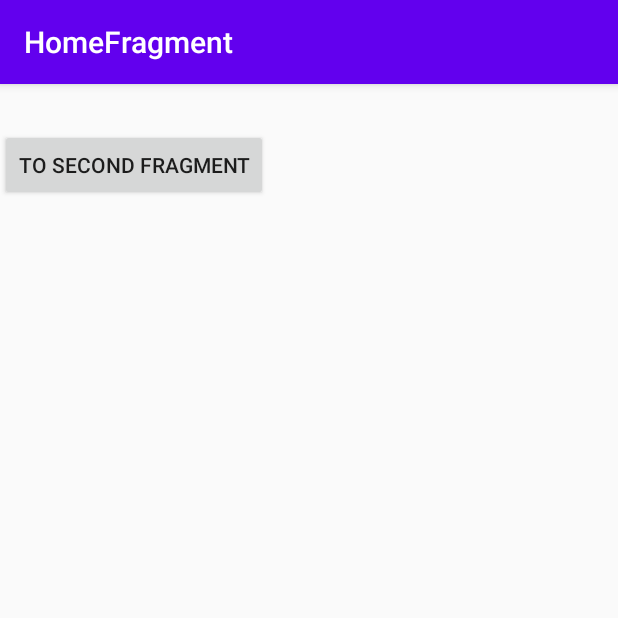
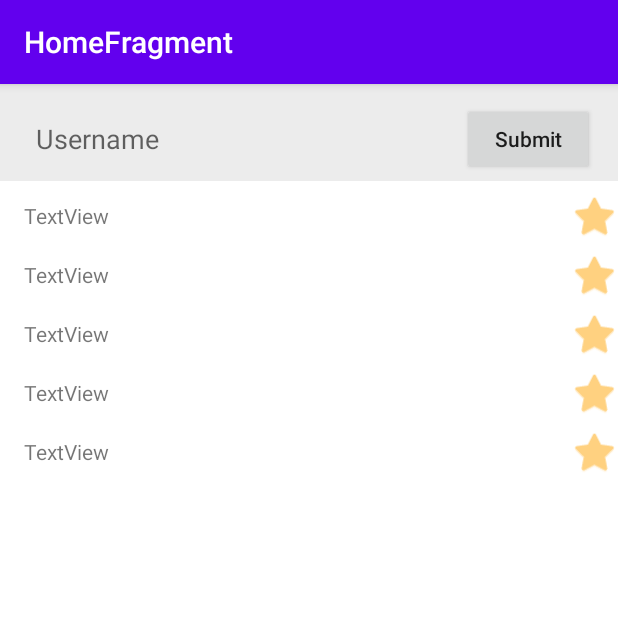
Before and after one commit to Mrtckr008/GithubRepoList, an Android app: the screen it shows after launch (MainActivity), on a phone screen of 412 x 824 dp, the top half of it. Run offline under Robolectric (Android 15) with nearby library versions, the phone set to English and light mode, and no system bars; our stand-ins replace RxJava, data binding, navigation-ui.

Commit message:
* Retrofit and RxJava installed. * User repo's recyclerView adapter created.

```diff
--- a/app/src/main/AndroidManifest.xml
+++ b/app/src/main/AndroidManifest.xml
@@ -1,6 +1,10 @@
 <?xml version="1.0" encoding="utf-8"?>
 <manifest xmlns:android="http://schemas.android.com/apk/res/android"
     package="com.example.githubrepolist">
+
+    <uses-permission android:name="android.permission.INTERNET">
+
+    </uses-permission>
 
     <application
         android:allowBackup="true"
@@ -9,7 +13,7 @@
         android:roundIcon="@mipmap/ic_launcher_round"
         android:supportsRtl="true"
         android:theme="@style/AppTheme">
-        <activity android:name=".MainActivity">
+        <activity android:name=".View.MainActivity">
             <intent-filter>
                 <action android:name="android.intent.action.MAIN" />
 
--- /dev/null
+++ b/app/src/main/java/com/example/githubrepolist/Adapter/UsersRepoAdapter.kt
@@ -0,0 +1,31 @@
+package com.example.githubrepolist.Adapter
+
+import android.view.LayoutInflater
+import android.view.View
+import android.view.ViewGroup
+import androidx.recyclerview.widget.RecyclerView
+import com.example.githubrepolist.Model.UserRepo
+import com.example.githubrepolist.R
+
+class UsersRepoAdapter(var usersRepoList:ArrayList<UserRepo>) : RecyclerView.Adapter<UsersRepoAdapter.FeedViewHolder>() {
+    override fun onCreateViewHolder(parent: ViewGroup, viewType: Int): FeedViewHolder {
+        val view = LayoutInflater.from(parent.
+            context).inflate(R.layout.repo_item_list,parent,false)
+        return FeedViewHolder(view)
+    }
+    override fun getItemCount(): Int {
+        return 5
+    }
+
+    override fun onBindViewHolder(holder: FeedViewHolder, position: Int) {
+
+    }
+
+    fun updateUsersRepoList(newRepoList:List<UserRepo>){
+        usersRepoList.clear()
+        usersRepoList.addAll(newRepoList)
+        notifyDataSetChanged()
+    }
+
+    class FeedViewHolder(itemView: View): RecyclerView.ViewHolder(itemView)
+}
--- /dev/null
+++ b/app/src/main/java/com/example/githubrepolist/Service/UserRepoAPIService.kt
@@ -0,0 +1,24 @@
+package com.example.githubrepolist.Service
+
+import com.example.githubrepolist.Model.UserRepo
+import io.reactivex.Single
+import retrofit2.Retrofit
+import retrofit2.adapter.rxjava2.RxJava2CallAdapterFactory
+import retrofit2.converter.gson.GsonConverterFactory
+
+class UserRepoAPIService {
+    companion object{
+        var dynamicUrl="mrtckr008"
+    }
+    var appApiBaseUrl="https://api.github.com/"
+    private val api=Retrofit.Builder()
+        .baseUrl(appApiBaseUrl)
+        .addConverterFactory(GsonConverterFactory.create())
+        .addCallAdapterFactory(RxJava2CallAdapterFactory.create())
+        .build()
+        .create(UserRepoApi::class.java)
+
+    fun getData():Single<List<UserRepo>>{
+        return api.getUsersRepo(dynamicUrl)
+    }
+}
--- /dev/null
+++ b/app/src/main/java/com/example/githubrepolist/Service/UserRepoApi.kt
@@ -0,0 +1,11 @@
+package com.example.githubrepolist.Service
+
+import com.example.githubrepolist.Model.UserRepo
+import io.reactivex.Single
+import retrofit2.http.GET
+import retrofit2.http.Path
+
+interface UserRepoApi {
+    @GET("users/{user}/repos")
+    fun getUsersRepo(@Path(value = "user", encoded = true) userId:String): Single<List<UserRepo>>
+}
--- a/app/src/main/java/com/example/githubrepolist/View/HomeFragment.kt
+++ b/app/src/main/java/com/example/githubrepolist/View/HomeFragment.kt
@@ -5,13 +5,24 @@ import androidx.fragment.app.Fragment
 import android.view.LayoutInflater
 import android.view.View
 import android.view.ViewGroup
+import android.widget.Button
+import android.widget.EditText
+import androidx.lifecycle.ViewModelProvider
+import androidx.lifecycle.ViewModelProviders
 import androidx.navigation.Navigation
+import androidx.recyclerview.widget.LinearLayoutManager
+import androidx.recyclerview.widget.RecyclerView
+import com.example.githubrepolist.Adapter.UsersRepoAdapter
 
 import com.example.githubrepolist.R
+import com.example.githubrepolist.ViewModel.UserRepoViewModel
 import kotlinx.android.synthetic.main.fragment_home.*
 
 
 class HomeFragment : Fragment() {
+
+    private val usersRepoAdapter = UsersRepoAdapter(arrayListOf())
+    private lateinit var viewModel :UserRepoViewModel
 
     override fun onCreate(savedInstanceState: Bundle?) {
         super.onCreate(savedInstanceState)
@@ -29,6 +40,27 @@ class HomeFragment : Fragment() {
     override fun onViewCreated(view: View, savedInstanceState: Bundle?) {
         super.onViewCreated(view, savedInstanceState)
 
+        var repoRecyclerView:RecyclerView?=null
+        repoRecyclerView=view.findViewById(R.id.recyclerview_repo)
+
+        var userSearchEditText:EditText?=null
+        userSearchEditText=view.findViewById(R.id.search_editText)
+
+        var userSearchSubmitButton:Button?=null
+        userSearchSubmitButton=view.findViewById(R.id.submit_button)
+
+        viewModel= ViewModelProviders.of(this).get(UserRepoViewModel::class.java)
+
+
+        repoRecyclerView.layoutManager = LinearLayoutManager(context)
+        repoRecyclerView.adapter = usersRepoAdapter
+
+
+
+        userSearchSubmitButton.setOnClickListener{
+            viewModel.getUseRepoDataFromApi()
+        }
+
 
         temp_button.setOnClickListener {
             val action = HomeFragmentDirections.actionHomeFragmentToRepoDetailFragment()
--- a/app/src/main/java/com/example/githubrepolist/MainActivity.kt
+++ b/app/src/main/java/com/example/githubrepolist/View/MainActivity.kt
@@ -1,10 +1,12 @@
-package com.example.githubrepolist
+package com.example.githubrepolist.View
 
 import androidx.appcompat.app.AppCompatActivity
 import android.os.Bundle
 import androidx.navigation.NavController
 import androidx.navigation.Navigation
 import androidx.navigation.ui.NavigationUI
+import com.example.githubrepolist.R
+import com.example.githubrepolist.ViewModel.UserRepoViewModel
 
 class MainActivity : AppCompatActivity() {
 
@@ -12,9 +14,13 @@ class MainActivity : AppCompatActivity() {
     override fun onCreate(savedInstanceState: Bundle?) {
         super.onCreate(savedInstanceState)
         setContentView(R.layout.activity_main)
+        navigationController = Navigation.findNavController(this,
+            R.id.navigation_fragment
+        )
+        NavigationUI.setupActionBarWithNavController(this,navigationController)
 
-        navigationController = Navigation.findNavController(this,R.id.navigation_fragment)
-        NavigationUI.setupActionBarWithNavController(this,navigationController)
+
+
     }
 
     override fun onSupportNavigateUp(): Boolean {
--- /dev/null
+++ b/app/src/main/java/com/example/githubrepolist/ViewModel/UserRepoViewModel.kt
@@ -0,0 +1,39 @@
+package com.example.githubrepolist.ViewModel
+
+import androidx.lifecycle.MutableLiveData
+import androidx.lifecycle.ViewModel
+import androidx.recyclerview.widget.LinearLayoutManager
+import com.example.githubrepolist.Model.UserRepo
+import com.example.githubrepolist.Service.UserRepoAPIService
+import io.reactivex.android.schedulers.AndroidSchedulers
+import io.reactivex.disposables.CompositeDisposable
+import io.reactivex.observers.DisposableSingleObserver
+import io.reactivex.schedulers.Schedulers
+
+class UserRepoViewModel: ViewModel() {
+
+    private val userRepoAPIService = UserRepoAPIService()
+    private val disposable = CompositeDisposable()          // her calldan sonra hafızayı boşaltmak için ders 34-2:36,
+
+    val usersRepoList = MutableLiveData<List<UserRepo>>()
+
+
+    fun getUseRepoDataFromApi(){
+        disposable.add(
+            userRepoAPIService.getData()
+                .subscribeOn(Schedulers.newThread())
+                .observeOn(AndroidSchedulers.mainThread())
+                .subscribeWith(object : DisposableSingleObserver<List<UserRepo>>(){
+                    override fun onSuccess(t: List<UserRepo>) {
+                        usersRepoList.value=t
+                    }
+
+                    override fun onError(e: Throwable) {
+                        TODO("not implemented") //To change body of created functions use File | Settings | File Templates.
+                    }
+
+                })
+        )
+    }
+
+}
--- a/app/src/main/res/layout/activity_main.xml
+++ b/app/src/main/res/layout/activity_main.xml
@@ -4,7 +4,7 @@
     xmlns:tools="http://schemas.android.com/tools"
     android:layout_width="match_parent"
     android:layout_height="match_parent"
-    tools:context=".MainActivity">
+    tools:context=".View.MainActivity">
 
     <fragment
         android:id="@+id/navigation_fragment"
--- a/app/src/main/res/layout/fragment_home.xml
+++ b/app/src/main/res/layout/fragment_home.xml
@@ -1,11 +1,13 @@
 <?xml version="1.0" encoding="utf-8"?>
 
 <layout xmlns:android="http://schemas.android.com/apk/res/android"
+    xmlns:app="http://schemas.android.com/apk/res-auto"
     xmlns:tools="http://schemas.android.com/tools">
-    <androidx.appcompat.widget.LinearLayoutCompat
+
+    <androidx.constraintlayout.widget.ConstraintLayout
+        android:layout_width="match_parent"
         android:layout_height="match_parent"
-        android:layout_width="match_parent"
-        android:orientation="vertical"
+        android:background="#ECECEC"
         tools:context=".HomeFragment">
 
 
@@ -13,14 +15,51 @@
             android:id="@+id/temp_button"
             android:layout_width="wrap_content"
             android:layout_height="wrap_content"
-            android:layout_marginTop="30dp"
             android:gravity="center"
-            android:text="To Second Fragment" />
+            android:text="To Second Fragment"
+            android:visibility="visible"
+            app:layout_constraintStart_toStartOf="parent"
+            app:layout_constraintTop_toBottomOf="parent" />
+
+        <EditText
+            android:id="@+id/search_editText"
+            android:layout_width="0dp"
+            android:layout_height="wrap_content"
+            android:layout_marginStart="16dp"
+            android:layout_marginTop="16dp"
+            android:layout_marginEnd="16dp"
+            android:background="@null"
+            android:ems="10"
+            android:hint="Username"
+            android:inputType="textPersonName"
+            android:padding="8dp"
+            app:layout_constraintEnd_toStartOf="@+id/submit_button"
+            app:layout_constraintStart_toStartOf="parent"
+            app:layout_constraintTop_toTopOf="parent" />
+
+        <Button
+            android:id="@+id/submit_button"
+            android:layout_width="wrap_content"
+            android:layout_height="wrap_content"
+            android:layout_marginEnd="16dp"
+            android:text="Submit"
+            android:textAllCaps="false"
+            app:layout_constraintBottom_toBottomOf="@+id/search_editText"
+            app:layout_constraintEnd_toEndOf="parent"
+            app:layout_constraintTop_toTopOf="@+id/search_editText" />
+
+        <androidx.recyclerview.widget.RecyclerView
+            android:id="@+id/recyclerview_repo"
+            android:layout_width="0dp"
+            android:layout_height="0dp"
+            android:layout_marginTop="8dp"
+            android:background="@android:color/white"
+            app:layout_constraintBottom_toBottomOf="parent"
+            app:layout_constraintEnd_toEndOf="parent"
+            app:layout_constraintStart_toStartOf="parent"
+            app:layout_constraintTop_toBottomOf="@+id/search_editText" />
 
 
-
-
-
-    </androidx.appcompat.widget.LinearLayoutCompat>
+    </androidx.constraintlayout.widget.ConstraintLayout>
 
     </layout>
--- /dev/null
+++ b/app/src/main/res/layout/repo_item_list.xml
@@ -0,0 +1,30 @@
+<?xml version="1.0" encoding="utf-8"?>
+<androidx.constraintlayout.widget.ConstraintLayout xmlns:android="http://schemas.android.com/apk/res/android"
+    xmlns:app="http://schemas.android.com/apk/res-auto"
+    xmlns:tools="http://schemas.android.com/tools"
+    android:layout_width="match_parent"
+    android:layout_height="wrap_content">
+
+    <TextView
+        android:id="@+id/repo_name"
+        android:layout_width="0dp"
+        android:layout_height="30dp"
+        android:layout_marginTop="8dp"
+        android:gravity="center_vertical"
+        android:paddingStart="16dp"
+        android:text="TextView"
+        app:layout_constraintEnd_toStartOf="@+id/imageView"
+        app:layout_constraintStart_toStartOf="parent"
+        app:layout_constraintTop_toTopOf="parent" />
+
+    <ImageView
+        android:id="@+id/imageView"
+        android:layout_width="wrap_content"
+        android:layout_height="wrap_content"
+        android:tint="#FFD180"
+        app:layout_constraintBottom_toBottomOf="@+id/repo_name"
+        app:layout_constraintEnd_toEndOf="parent"
+        app:layout_constraintTop_toTopOf="@+id/repo_name"
+        app:srcCompat="@android:drawable/btn_star" />
+
+</androidx.constraintlayout.widget.ConstraintLayout>
```
Also changed, not shown: app/build.gradle (+42 -6 lines), app/src/main/java/com/example/githubrepolist/Model/UserRepo.kt (added, +284 -0 lines).
